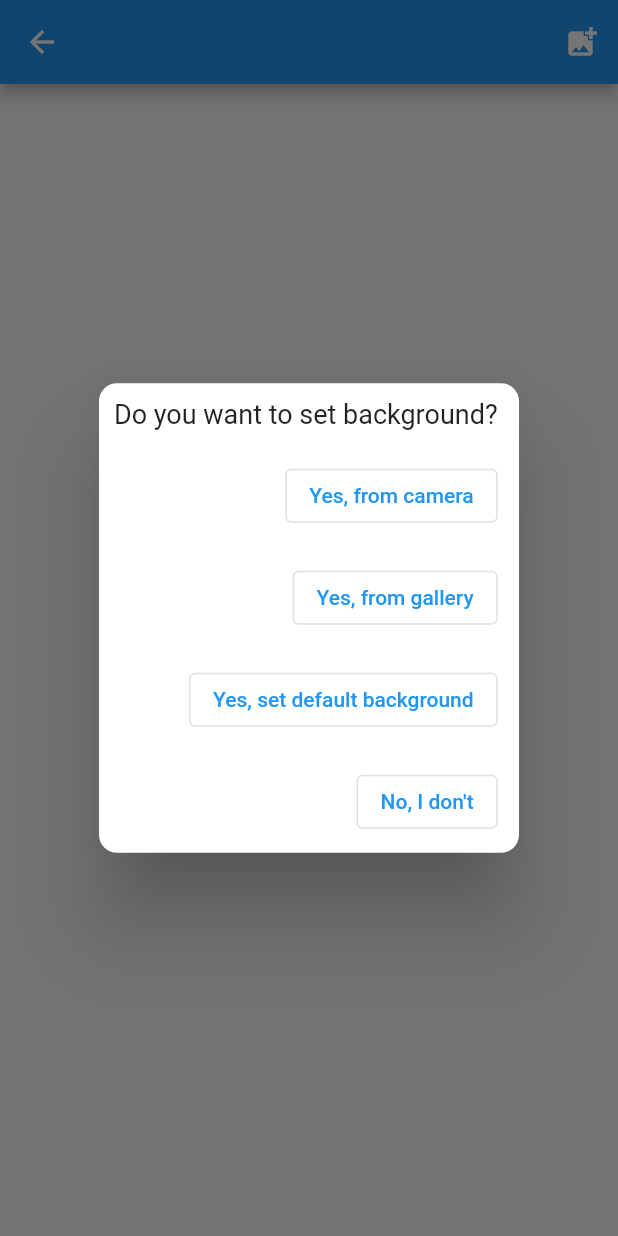
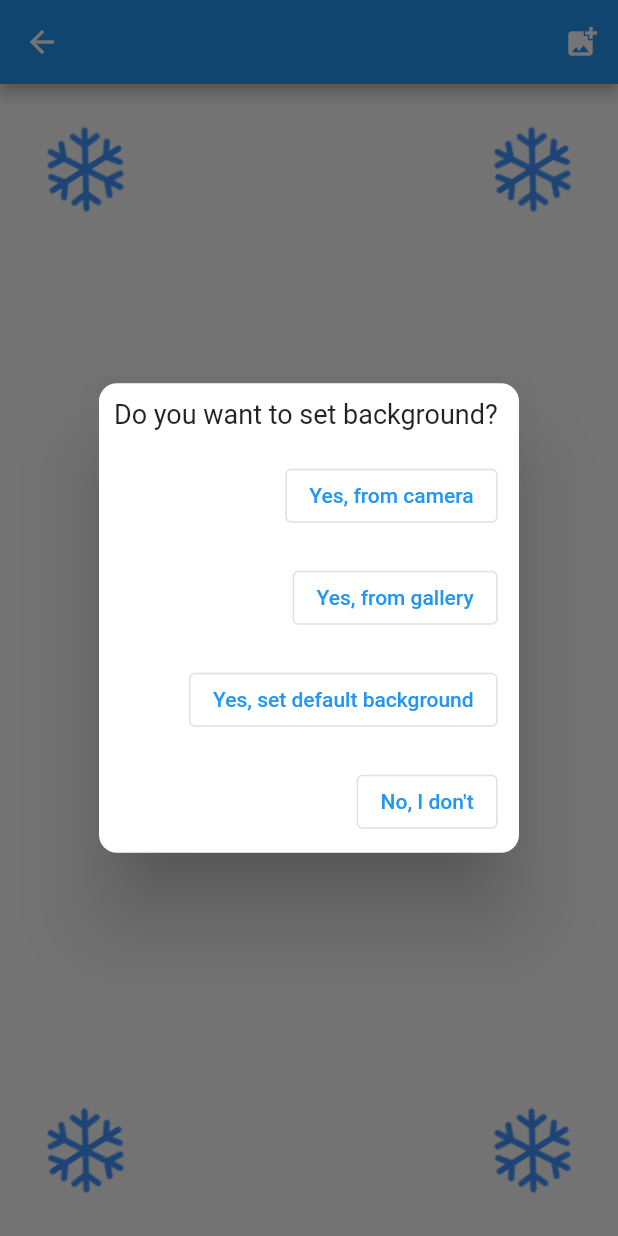
Before and after one commit to MaksimZotov/snow-indicator, a Flutter app: the CityInfoWidget screen opened directly with empty values, after a tap on the "add photo alternate" icon, on a phone screen of 412 x 824 dp. Run offline on Flutter 3.47's test engine with Material 2 defaults, Android fonts, the phone set to English and light mode, and no system bars; our stand-ins replace image_picker.

```diff
--- a/lib/presenter/screens/city_info_screen.dart
+++ b/lib/presenter/screens/city_info_screen.dart
@@ -11,9 +11,13 @@ class CityInfoWidget extends StatefulWidget {
   State<StatefulWidget> createState() => CityInfoState(title);
 }
 
-class CityInfoState extends State<CityInfoWidget> {
+class CityInfoState extends State<CityInfoWidget>
+    with SingleTickerProviderStateMixin {
   File? bg;
   final String title;
+  late AnimationController _controller;
+
+  CityInfoState(this.title);
 
   Future _showChoseBackgroundDialog(BuildContext ctx) async {
     final path = await showDialog(
@@ -29,7 +33,21 @@ class CityInfoState extends State<CityInfoWidget> {
     setState(() {});
   }
 
-  CityInfoState(this.title);
+  @override
+  void initState() {
+    _controller = AnimationController(
+      duration: Duration(milliseconds: 1000),
+      vsync: this,
+    );
+    _controller.repeat();
+    super.initState();
+  }
+
+  @override
+  void dispose() {
+    _controller.dispose();
+    super.dispose();
+  }
 
   @override
   Widget build(BuildContext ctx) {
@@ -43,7 +61,11 @@ class CityInfoState extends State<CityInfoWidget> {
             ),
           ],
         ),
-      body: bg != null
+        body: Stack(
+          fit: StackFit.loose,
+          children: [
+            Container(
+              child: bg != null
                   ? Image.file(
                       bg!,
                       fit: BoxFit.cover,
@@ -52,6 +74,59 @@ class CityInfoState extends State<CityInfoWidget> {
                       alignment: Alignment.center,
                     )
                   : null,
-    );
+            ),
+            Align(
+              child: Text(
+                "24",
+                style: TextStyle(
+                    fontSize: 54,
+                    color: Colors.lightBlueAccent,
+                    background: Paint()
+                      ..color = Colors.blue
+                      ..style = PaintingStyle.stroke),
+              ),
+            ),
+            Positioned(
+              top: 25,
+              left: 25,
+              child: RotationTransition(
+                turns: Tween(begin: 0.0, end: 1.0).animate(_controller),
+                child: const Image(
+                  image: AssetImage('assets/images/snowflake.png'),
+                ),
+              ),
+            ),
+            Positioned(
+              bottom: 25,
+              left: 25,
+              child: RotationTransition(
+                turns: Tween(begin: 0.0, end: 1.0).animate(_controller),
+                child: const Image(
+                  image: AssetImage('assets/images/snowflake.png'),
+                ),
+              ),
+            ),
+            Positioned(
+              top: 25,
+              right: 25,
+              child: RotationTransition(
+                turns: Tween(begin: 0.0, end: 1.0).animate(_controller),
+                child: const Image(
+                  image: AssetImage('assets/images/snowflake.png'),
+                ),
+              ),
+            ),
+            Positioned(
+              bottom: 25,
+              right: 25,
+              child: RotationTransition(
+                turns: Tween(begin: 0.0, end: 1.0).animate(_controller),
+                child: const Image(
+                  image: AssetImage('assets/images/snowflake.png'),
+                ),
+              ),
+            ),
+          ],
+        ));
   }
 }
```
Lines whose indentation alone changed are shown as unchanged.
